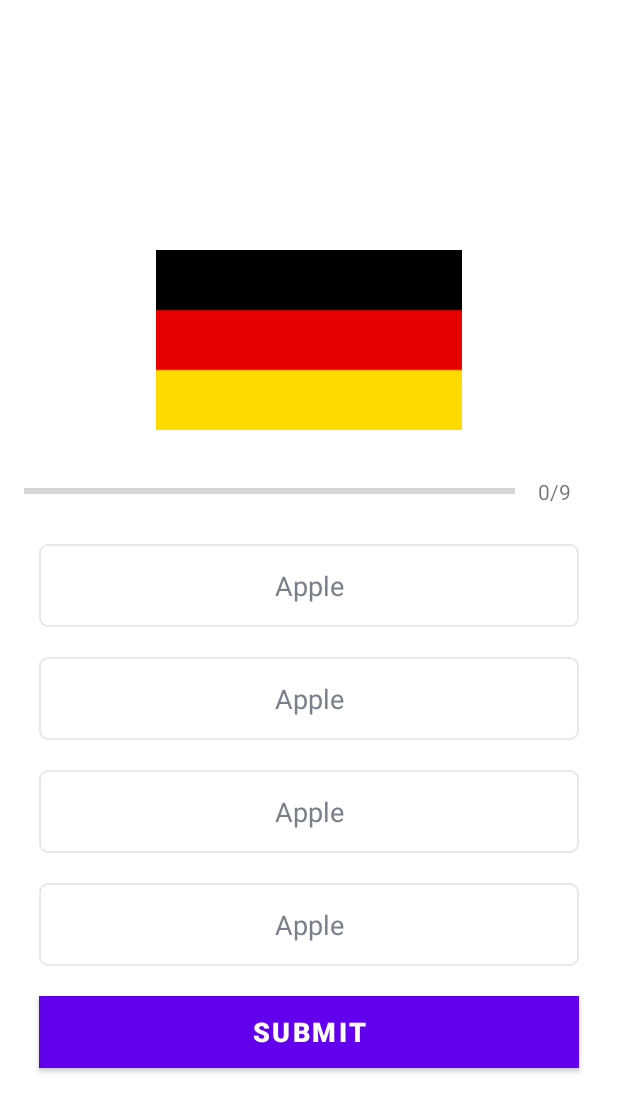
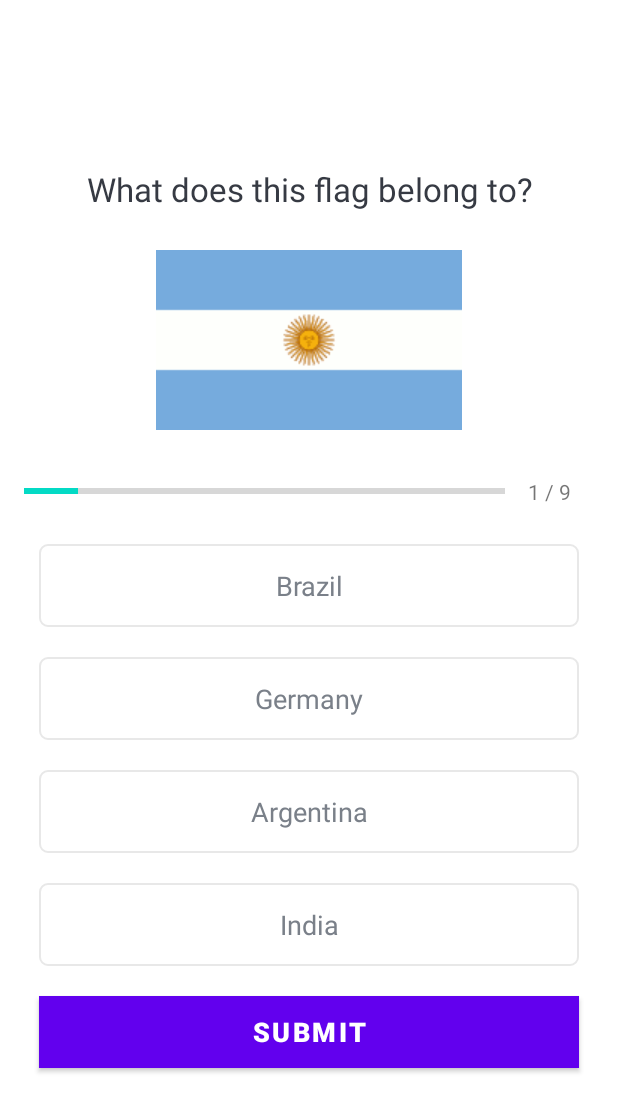
Before and after one commit to aldairdiaz11/QuizApp, an Android app: the QuizQuestionsActivity screen opened directly, with no data from a screen before it, on a phone screen of 412 x 824 dp. Shown: the top 1112 px of the screen. Run offline under Robolectric (Android 15) with nearby library versions, the phone set to English and light mode, and no system bars.

Commit message:
Quiz Questions Activity variables

```diff
--- a/app/src/main/java/com/adiaz/quizapp/Constants.kt
+++ b/app/src/main/java/com/adiaz/quizapp/Constants.kt
@@ -22,7 +22,8 @@ object Constants {
             questionsList.add(
                 Question(
                     1, questionStatement, flag,
-                    "Brazil", "Germany", "Argentina", 3
+                    "Brazil", "Germany", "Argentina",
+                    "India", 3
                 )
             )
         }
--- a/app/src/main/java/com/adiaz/quizapp/Question.kt
+++ b/app/src/main/java/com/adiaz/quizapp/Question.kt
@@ -7,5 +7,6 @@ data class Question(
     val OptionOne: String,
     val OptionTwo: String,
     val OptionThree: String,
+    val OptionFour: String,
     val correctAnswer: Int
 )
--- a/app/src/main/java/com/adiaz/quizapp/QuizQuestionsActivity.kt
+++ b/app/src/main/java/com/adiaz/quizapp/QuizQuestionsActivity.kt
@@ -1,16 +1,57 @@
 package com.adiaz.quizapp
 
+import android.annotation.SuppressLint
 import androidx.appcompat.app.AppCompatActivity
 import android.os.Bundle
 import android.util.Log
+import android.widget.ImageView
+import android.widget.ProgressBar
+import android.widget.TextView
 
 class QuizQuestionsActivity : AppCompatActivity() {
+
+    private var progressBar: ProgressBar? = null
+    private var tvProgress: TextView? = null
+    private var tvQuestion: TextView? = null
+    private var tvImage: ImageView? = null
+
+    private var tvOptionOne: TextView? = null
+    private var tvOptionTwo: TextView? = null
+    private var tvOptionThree: TextView? = null
+    private var tvOptionFour: TextView? = null
+
+    @SuppressLint("SetTextI18n")
     override fun onCreate(savedInstanceState: Bundle?) {
         super.onCreate(savedInstanceState)
         setContentView(R.layout.activity_quiz_questions)
 
+        progressBar = findViewById(R.id.tv_progress_bar)
+        tvProgress = findViewById(R.id.tv_progress)
+        tvQuestion = findViewById(R.id.tv_question)
+        tvImage = findViewById(R.id.tv_image)
+
+        tvOptionOne =findViewById(R.id.tv_option_one)
+        tvOptionTwo =findViewById(R.id.tv_option_two)
+        tvOptionThree =findViewById(R.id.tv_option_three)
+        tvOptionFour =findViewById(R.id.tv_option_four)
 
         val questionsList = Constants.getQuestions()
         Log.i("Question list size: ", "${questionsList.size}")
+
+        for (item in questionsList) {
+            Log.e("Question", item.question)
+        }
+
+        var currentPosition = 1
+        val question: Question = questionsList[currentPosition - 1]
+        tvImage?.setImageResource(question.image)
+        progressBar?.progress = currentPosition
+        tvProgress?.text = "$currentPosition / ${progressBar?.max}"
+        tvQuestion?.text = question.question
+
+        tvOptionOne?.text = question.OptionOne
+        tvOptionTwo?.text = question.OptionTwo
+        tvOptionThree?.text = question.OptionThree
+        tvOptionFour?.text = question.OptionFour
     }
 }
```
